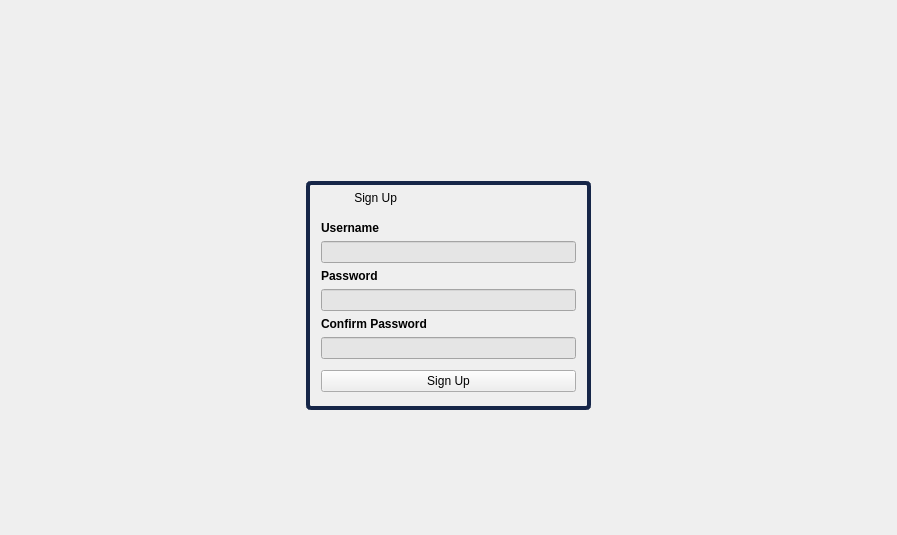
This is signup.ui in EotDc35F/project as Qt 5 draws it before an edit. The edited form follows.
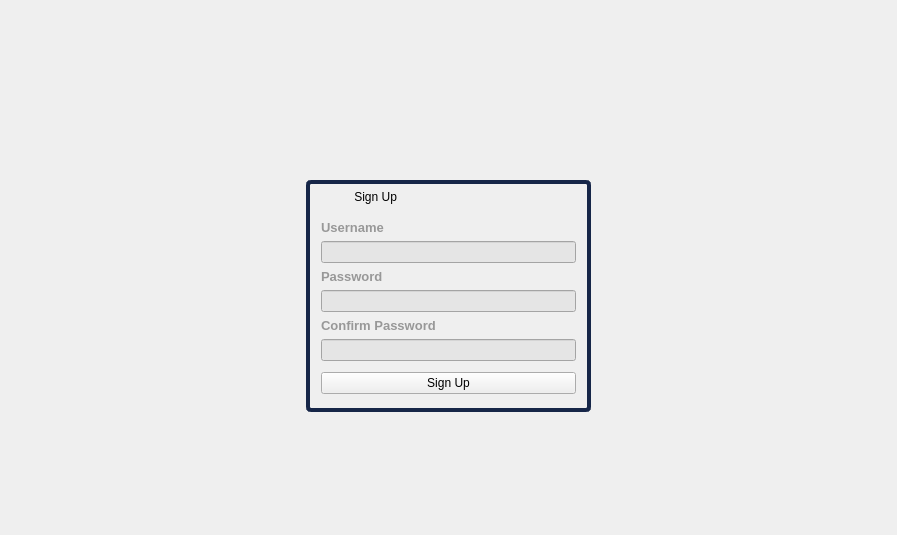
This is the edited form. Icons and pictures are not drawn.

```diff
--- a/signup.ui
+++ b/signup.ui
@@ -166,11 +166,14 @@
          <widget class="QLabel" name="label_3">
           <property name="font">
            <font>
-            <pointsize>9</pointsize>
+            <pointsize>10</pointsize>
             <weight>75</weight>
             <bold>true</bold>
            </font>
           </property>
+          <property name="styleSheet">
+           <string notr="true">color:rgb(152, 152, 152)</string>
+          </property>
           <property name="text">
            <string>Password</string>
           </property>
@@ -193,11 +196,14 @@
          <widget class="QLabel" name="label_2">
           <property name="font">
            <font>
-            <pointsize>9</pointsize>
+            <pointsize>10</pointsize>
             <weight>75</weight>
             <bold>true</bold>
            </font>
           </property>
+          <property name="styleSheet">
+           <string notr="true">color:rgb(152, 152, 152)</string>
+          </property>
           <property name="text">
            <string>Username</string>
           </property>
@@ -246,11 +252,14 @@
          <widget class="QLabel" name="label_4">
           <property name="font">
            <font>
-            <pointsize>9</pointsize>
+            <pointsize>10</pointsize>
             <weight>75</weight>
             <bold>true</bold>
            </font>
           </property>
+          <property name="styleSheet">
+           <string notr="true">color:rgb(152, 152, 152)</string>
+          </property>
           <property name="text">
            <string>Confirm Password</string>
           </property>
```
Left out of the diff: 12 changed lines with no effect on the pictures.
